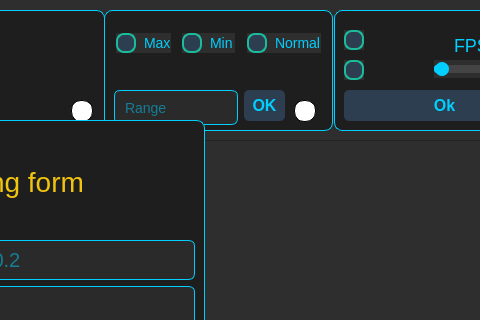
Before: the Qt Designer form client/mainwindow.ui in SinaYademellat/Socket_Programming, drawn with Qt 5; both pictures show x 166 to 646 and y 0 to 320 of the 1389 by 605 pixel window.
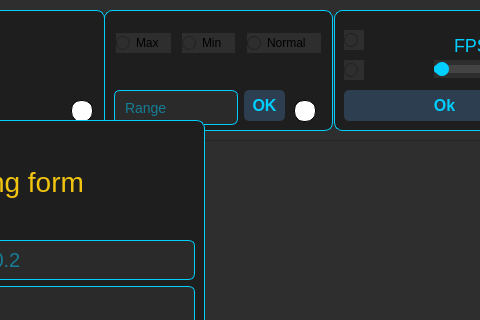
After: the same form once the commit is applied. Icons and pictures are not drawn.

The edit to the form file:
```diff
--- a/client/mainwindow.ui
+++ b/client/mainwindow.ui
@@ -242,26 +242,7 @@
       </rect>
      </property>
      <property name="styleSheet">
-      <string notr="true">QRadioButton {
-    color: BLACK;
-}
-QRadioButton::indicator {
-    width: 16px;
-    height: 16px;
-    border-radius: 8px;
-    border: 2px solid #1ABC9C;    
-    background-color: #2C3E50;
-}
-
-QRadioButton::indicator:checked {
-    background-color: #1ABC9C; 
-    border: 2px solid #16A085;
-}
-
-QRadioButton::indicator:unchecked:hover {
-    border: 2px solid #F39C12;
-}
-</string>
+      <string notr="true"/>
      </property>
      <property name="text">
       <string/>
@@ -277,26 +258,7 @@
       </rect>
      </property>
      <property name="styleSheet">
-      <string notr="true">QRadioButton {
-    color: BLACK;
-}
-QRadioButton::indicator {
-    width: 16px;
-    height: 16px;
-    border-radius: 8px;
-    border: 2px solid #1ABC9C;    
-    background-color: #2C3E50;
-}
-
-QRadioButton::indicator:checked {
-    background-color: #1ABC9C; 
-    border: 2px solid #16A085;
-}
-
-QRadioButton::indicator:unchecked:hover {
-    border: 2px solid #F39C12;
-}
-</string>
+      <string notr="true"/>
      </property>
      <property name="text">
       <string/>
@@ -689,29 +651,7 @@
       </rect>
      </property>
      <property name="styleSheet">
-      <string notr="true">QRadioButton {
- 	color: #00CFFF;
-    font-family: 'Segoe UI';
-    font-size: 14px;
-   spacing: 8px;
-}
-QRadioButton::indicator {
-    width: 16px;
-    height: 16px;
-    border-radius: 8px;
-    border: 2px solid #1ABC9C;    
-    background-color: #2C3E50;
-}
-
-QRadioButton::indicator:checked {
-    background-color: #1ABC9C; 
-    border: 2px solid #16A085;
-}
-
-QRadioButton::indicator:unchecked:hover {
-    border: 2px solid #F39C12;
-}
-</string>
+      <string notr="true"/>
      </property>
      <property name="text">
       <string>Normal</string>
@@ -727,29 +667,7 @@
       </rect>
      </property>
      <property name="styleSheet">
-      <string notr="true">QRadioButton {
- 	color: #00CFFF;
-    font-family: 'Segoe UI';
-    font-size: 14px;
-   spacing: 8px;
-}
-QRadioButton::indicator {
-    width: 16px;
-    height: 16px;
-    border-radius: 8px;
-    border: 2px solid #1ABC9C;    
-    background-color: #2C3E50;
-}
-
-QRadioButton::indicator:checked {
-    background-color: #1ABC9C; 
-    border: 2px solid #16A085;
-}
-
-QRadioButton::indicator:unchecked:hover {
-    border: 2px solid #F39C12;
-}
-</string>
+      <string notr="true"/>
      </property>
      <property name="text">
       <string>Min</string>
@@ -826,29 +744,7 @@
       </rect>
      </property>
      <property name="styleSheet">
-      <string notr="true">QRadioButton {
- 	color: #00CFFF;
-    font-family: 'Segoe UI';
-    font-size: 14px;
-   spacing: 8px;
-}
-QRadioButton::indicator {
-    width: 16px;
-    height: 16px;
-    border-radius: 8px;
-    border: 2px solid #1ABC9C;    
-    background-color: #2C3E50;
-}
-
-QRadioButton::indicator:checked {
-    background-color: #1ABC9C; 
-    border: 2px solid #16A085;
-}
-
-QRadioButton::indicator:unchecked:hover {
-    border: 2px solid #F39C12;
-}
-</string>
+      <string notr="true"/>
      </property>
      <property name="text">
       <string>Max</string>
```
Left out of the diff: 191 changed lines with no effect on the pictures.
